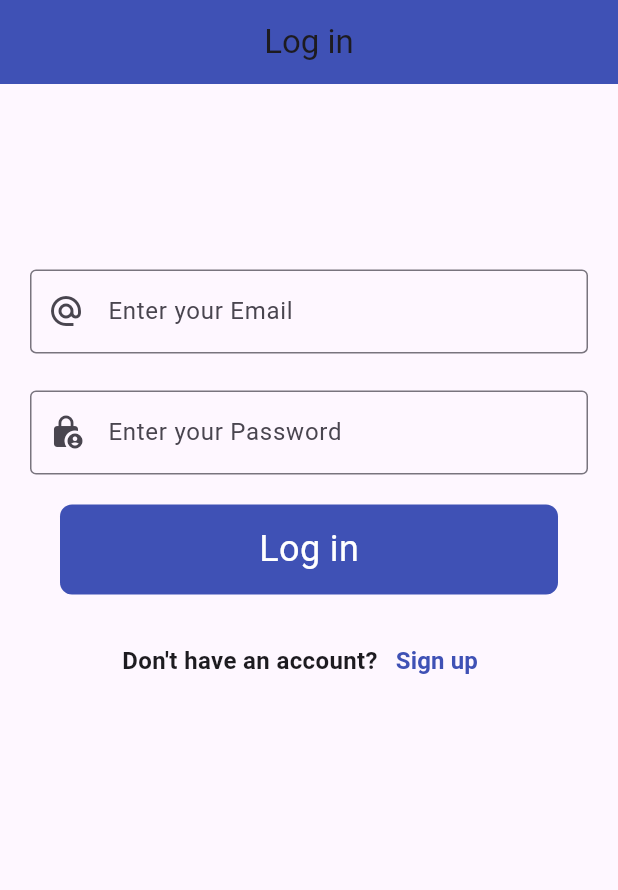
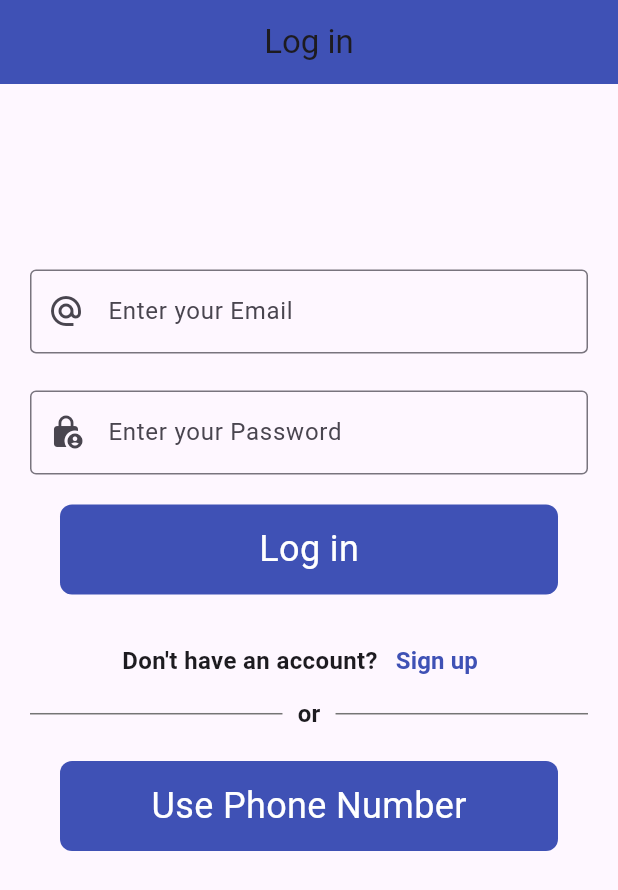
Before and after one commit to ZainR10/expanse_tracker_flutter, a Flutter app: the screen it shows after launch, on a phone screen of 412 x 824 dp. Shown: the top 890 px of the screen. Run offline on Flutter 3.47's test engine with Material 3 defaults, Android fonts, the phone set to English and light mode, and no system bars; our stand-ins replace firebase_auth, firebase_core; accounts and stored records are empty.

Commit message:
created phone number view . created navigation method for login to phone number

```diff
--- a/lib/View_Models/validate.dart
+++ b/lib/View_Models/validate.dart
@@ -23,7 +23,7 @@ class FormValidation {
     if (value == null || value.isEmpty) {
       return "Phone number cannot be empty";
     }
-    if (value.length <= 11) {
+    if (value.length != 11) {
       return "Phone number length must be 11";
     }
     return null;
--- a/lib/view/login_view.dart
+++ b/lib/view/login_view.dart
@@ -3,6 +3,7 @@ import 'package:expanse_tracker_flutter/View_Models/validate.dart';
 import 'package:expanse_tracker_flutter/res/components/colors.dart';
 import 'package:expanse_tracker_flutter/res/components/round_button.dart';
 import 'package:expanse_tracker_flutter/utils/general_utils.dart';
+import 'package:expanse_tracker_flutter/view/phone_field_view.dart';
 import 'package:expanse_tracker_flutter/view/signup_view.dart';
 import 'package:flutter/material.dart';
 import 'package:provider/provider.dart';
@@ -137,7 +138,40 @@ class _LoginViewState extends State<LoginView> {
                             fontSize: 16),
                       ))
                 ],
-              )
+              ),
+              Row(
+                mainAxisAlignment: MainAxisAlignment.center,
+                children: [
+                  Expanded(
+                    child: Divider(
+                      color: Colors.grey[600],
+                      thickness: 1,
+                    ),
+                  ),
+                  const Padding(
+                    padding: EdgeInsets.symmetric(horizontal: 10),
+                    child: Text(
+                      'or',
+                      style:
+                          TextStyle(fontWeight: FontWeight.bold, fontSize: 16),
+                    ),
+                  ),
+                  Expanded(
+                    child: Divider(
+                      color: Colors.grey[600],
+                      thickness: 1,
+                    ),
+                  ),
+                ],
+              ),
+              RoundButton(
+                  title: 'Use Phone Number',
+                  onPress: () {
+                    Navigator.push(
+                        context,
+                        MaterialPageRoute(
+                            builder: (context) => const PhoneFieldView()));
+                  })
             ],
           ),
         ),
--- a/lib/view/signup_view.dart
+++ b/lib/view/signup_view.dart
@@ -4,6 +4,7 @@ import 'package:expanse_tracker_flutter/res/components/colors.dart';
 import 'package:expanse_tracker_flutter/res/components/round_button.dart';
 import 'package:expanse_tracker_flutter/utils/general_utils.dart';
 import 'package:expanse_tracker_flutter/view/login_view.dart';
+import 'package:flutter/foundation.dart';
 import 'package:flutter/material.dart';
 import 'package:provider/provider.dart';
 
@@ -43,7 +44,9 @@ class _SignupViewState extends State<SignupView> {
 
   @override
   Widget build(BuildContext context) {
-    print('build');
+    if (kDebugMode) {
+      print('build');
+    }
     final height = MediaQuery.of(context).size.height * 1;
     return Scaffold(
       appBar: AppBar(
```
Also changed, not shown: lib/view/phone_code_view.dart (added, +28 -0 lines), lib/view/phone_field_view.dart (added, +66 -0 lines).
